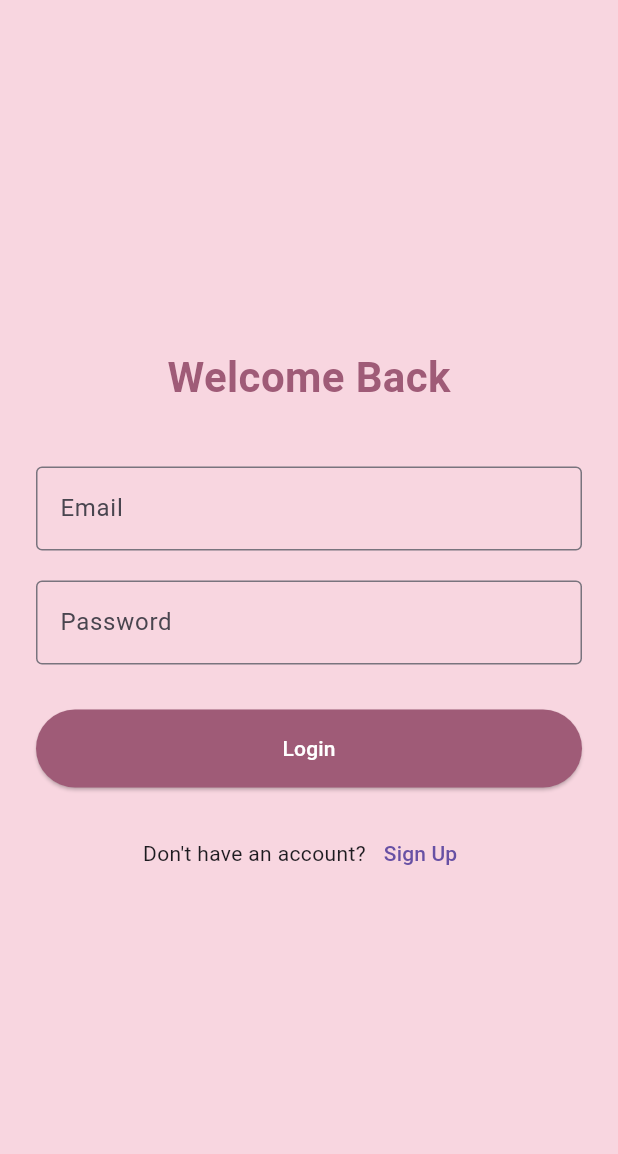
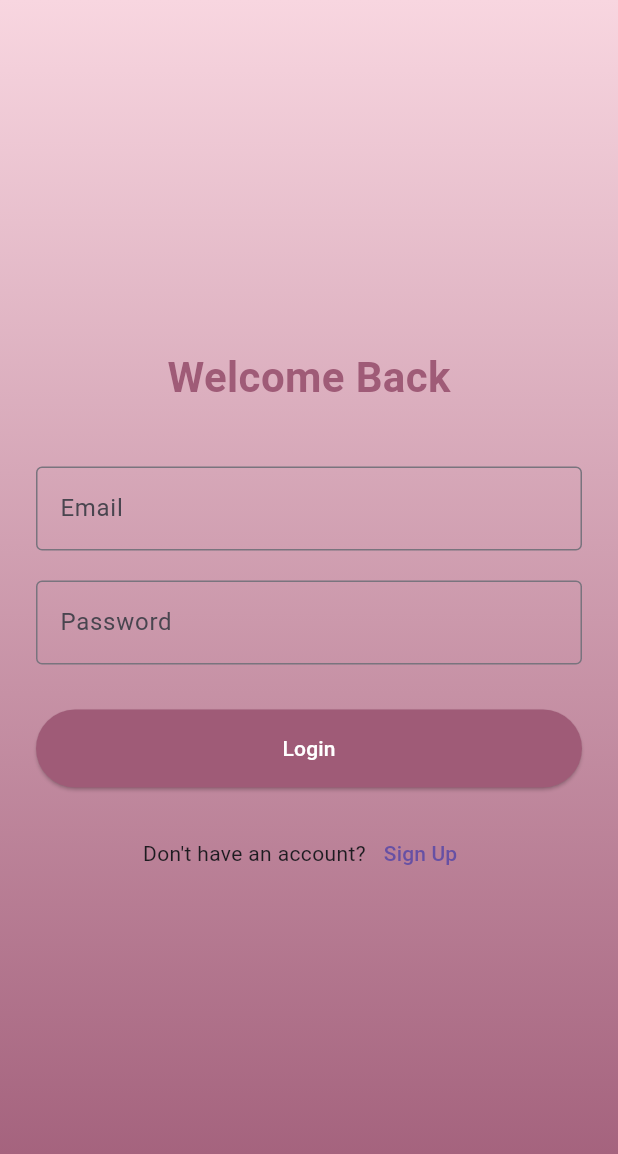
Before and after one commit to PritiMJadhav/FemAura, a Flutter app: the screen it shows after launch, on a phone screen of 412 x 824 dp. Shown: the top 1154 px of the screen. Run offline on Flutter 3.47's test engine with Material 3 defaults, Android fonts, the phone set to English and light mode, and no system bars; our stand-ins replace shared_preferences.

Commit message:
LoginScreen Added

```diff
--- a/frontend/lib/login_screen.dart
+++ b/frontend/lib/login_screen.dart
@@ -14,8 +14,18 @@ class LoginScreen extends StatelessWidget {
   @override
   Widget build(BuildContext context) {
     return Scaffold(
-      backgroundColor: const Color(0xFFF8D6E0),
-      body: Center(
+      body: Container(
+        decoration: const BoxDecoration(
+          gradient: LinearGradient(
+            colors: [
+              Color(0xFFF8D6E0),
+              Color(0xFF9F5B77),
+            ],
+            begin: Alignment.topCenter,
+            end: Alignment.bottomCenter,
+          ),
+        ),
+        child: Center(
           child: Padding(
             padding: const EdgeInsets.symmetric(horizontal: 24),
             child: Column(
@@ -79,6 +89,7 @@ class LoginScreen extends StatelessWidget {
             ),
           ),
         ),
+      ),
     );
   }
 }
```
Lines whose indentation alone changed are shown as unchanged.
